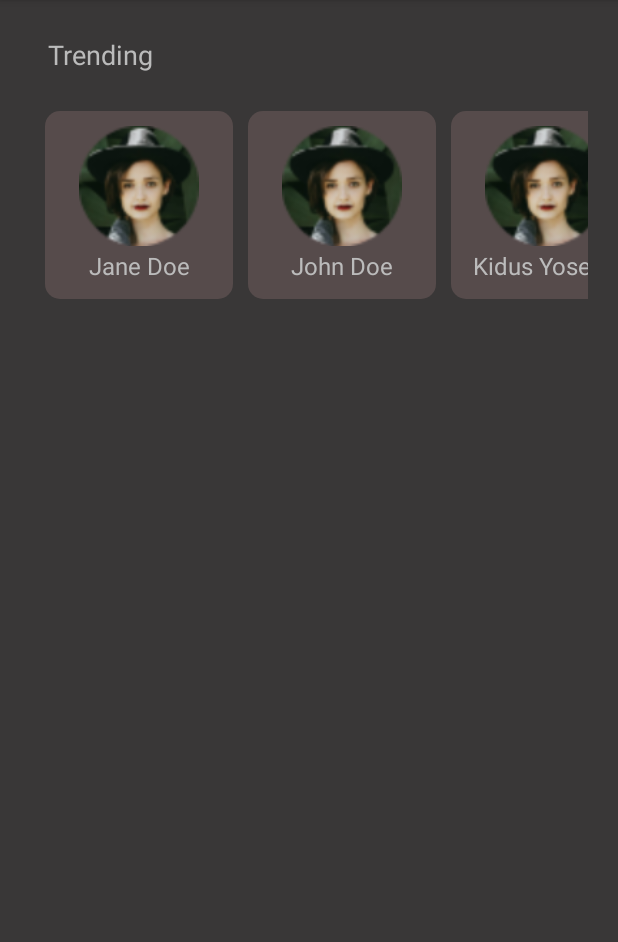
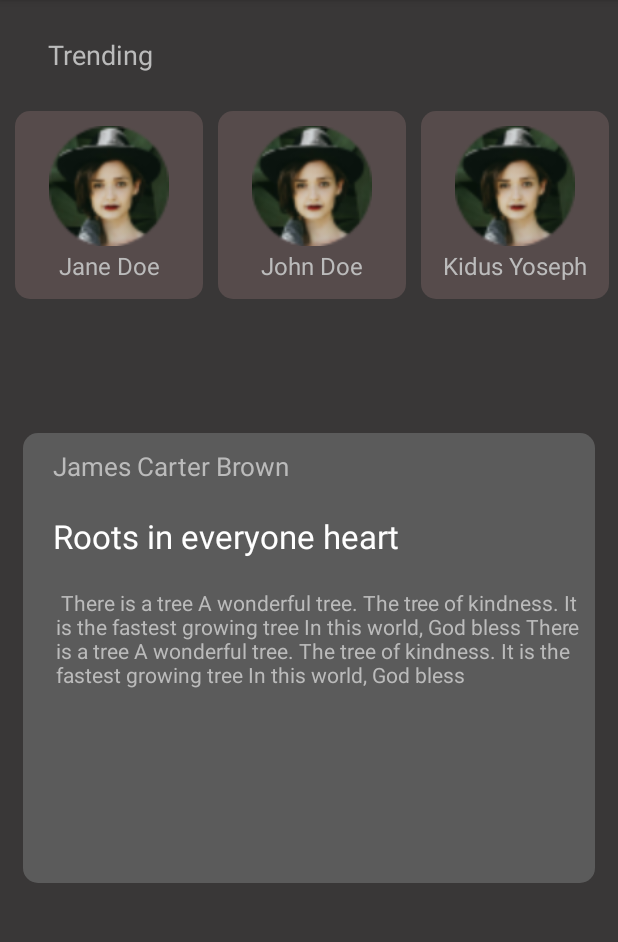
Before and after one commit to Team-Solvers/Poet, an Android app: the screen it shows after launch (MainActivity), on a phone screen of 412 x 824 dp, the part 84-1026 px from its top. Run offline under Robolectric (Android 15) with nearby library versions, the phone set to English and light mode, and no system bars.

Commit message:
post cards implemented with swipable view

```diff
--- a/app/build.gradle
+++ b/app/build.gradle
@@ -52,7 +52,7 @@ dependencies {
     implementation 'com.google.firebase:firebase-auth'
     implementation 'com.google.android.gms:play-services-auth:19.0.0'
 
-    //navigation drawer
+    //navigation drawer and swipeable viewpager 2
     implementation 'com.google.android.material:material:1.2.0-alpha04'
 
 }
--- a/app/src/main/java/com/nkle/poet/MainActivity.kt
+++ b/app/src/main/java/com/nkle/poet/MainActivity.kt
@@ -7,6 +7,7 @@ import androidx.appcompat.app.ActionBarDrawerToggle
 import androidx.drawerlayout.widget.DrawerLayout
 import androidx.recyclerview.widget.LinearLayoutManager
 import androidx.recyclerview.widget.RecyclerView
+import androidx.viewpager2.widget.ViewPager2
 
 class MainActivity : AppCompatActivity() {
     lateinit var toggle : ActionBarDrawerToggle
@@ -25,6 +26,7 @@ class MainActivity : AppCompatActivity() {
 
 
         //adding trending cards recycler view demo data
+        //doit: wrap images with other layout and give padding to it to give the red colors
         var trendingCards = mutableListOf(
                 TrendingCard("imagePath","Jane Doe"),
                 TrendingCard("imagePath","John Doe"),
@@ -38,6 +40,18 @@ class MainActivity : AppCompatActivity() {
         mainTrendingRecyclerView.adapter = mainTrendingCardAdapter;
         mainTrendingRecyclerView.layoutManager = LinearLayoutManager(this, LinearLayoutManager.HORIZONTAL, false);
 
+        //adding post_cards with swipable view demo data
+        var posts = mutableListOf(
+                Post("James Carter Brown","Roots in everyone heart","Content"),
+                Post("James Carter Brown","Roots in everyone heart","Content"),
+                Post("James Carter Brown","Roots in everyone heart","Content")
+        )
+
+        val postCards : ViewPager2 = findViewById(R.id.post_cards)
+        val mainPostSwipableAdapter = PostCardAdapter(posts)
+        postCards.adapter = mainPostSwipableAdapter
+
+
     }
 
     override fun onOptionsItemSelected(item: MenuItem): Boolean {
--- /dev/null
+++ b/app/src/main/java/com/nkle/poet/Post.kt
@@ -0,0 +1,3 @@
+package com.nkle.poet
+
+data class Post(val postAuthor: String,val postTitle: String, val postContent : String)
--- /dev/null
+++ b/app/src/main/java/com/nkle/poet/PostCardAdapter.kt
@@ -0,0 +1,37 @@
+package com.nkle.poet
+
+import android.view.LayoutInflater
+import android.view.View
+import android.view.ViewGroup
+import android.widget.TextView
+import androidx.recyclerview.widget.RecyclerView
+
+class PostCardAdapter (var posts : List<Post>) : RecyclerView.Adapter<PostCardAdapter.PostCardViewHolder>(){
+
+    inner class PostCardViewHolder(view : View)  : RecyclerView.ViewHolder(view) {
+        val postAuthor: TextView = view.findViewById(R.id.post_author)
+        val postTitle: TextView = view.findViewById(R.id.post_title)
+        val postContent : TextView = view.findViewById(R.id.post_content)
+    }
+
+    override fun onCreateViewHolder(viewGroup: ViewGroup, viewType: Int): PostCardViewHolder {
+        // Create a new view, which defines the UI of the list item
+        val view = LayoutInflater.from(viewGroup.context)
+            .inflate(R.layout.item_posts, viewGroup, false)
+
+        return PostCardViewHolder(view)
+    }
+
+    override fun getItemCount() = posts.size
+
+    override fun onBindViewHolder(viewHolder: PostCardViewHolder, position: Int) {
+
+//         Get element from your dataset at this position and replace the
+//         contents of the view with that element
+        viewHolder.apply {
+            postAuthor.text = posts[position].postAuthor
+            postTitle.text = posts[position].postTitle
+            postContent.setText(R.string.post_content);
+        }
+    }
+}
--- /dev/null
+++ b/app/src/main/res/drawable/rounded_post_cards.xml
@@ -0,0 +1,6 @@
+<?xml version="1.0" encoding="UTF-8"?>
+<shape xmlns:android="http://schemas.android.com/apk/res/android">
+    <solid android:color="@color/post_card_background"/>
+    <corners android:radius="10dp"/>
+    <padding android:left="0dp" android:top="0dp" android:right="0dp" android:bottom="0dp" />
+</shape>
--- a/app/src/main/res/layout/activity_main.xml
+++ b/app/src/main/res/layout/activity_main.xml
@@ -28,11 +28,28 @@
             android:id="@+id/rvTrendingCards"
             android:layout_width="match_parent"
             android:layout_height="0dp"
-            android:layout_margin="20dp"
+            android:layout_marginTop="20dp"
             app:layout_constraintEnd_toEndOf="parent"
             app:layout_constraintHorizontal_bias="0.0"
             app:layout_constraintStart_toStartOf="parent"
             app:layout_constraintTop_toBottomOf="@+id/textView2" />
+
+        <LinearLayout
+            android:layout_width="match_parent"
+            android:layout_height="390dp"
+            app:layout_constraintBottom_toBottomOf="parent"
+            app:layout_constraintEnd_toEndOf="parent"
+            app:layout_constraintHorizontal_bias="0.5"
+            app:layout_constraintStart_toStartOf="parent"
+            app:layout_constraintTop_toBottomOf="@+id/rvTrendingCards">
+
+            <androidx.viewpager2.widget.ViewPager2
+                android:id="@+id/post_cards"
+                android:layout_width="match_parent"
+                android:layout_height="wrap_content"
+                app:layout_constraintBottom_toBottomOf="parent"
+                app:layout_constraintTop_toBottomOf="@+id/rvTrendingCards" />
+        </LinearLayout>
 
     </androidx.constraintlayout.widget.ConstraintLayout>
 
--- /dev/null
+++ b/app/src/main/res/layout/item_posts.xml
@@ -0,0 +1,50 @@
+<?xml version="1.0" encoding="utf-8"?>
+<androidx.constraintlayout.widget.ConstraintLayout xmlns:android="http://schemas.android.com/apk/res/android"
+    xmlns:app="http://schemas.android.com/apk/res-auto"
+    xmlns:tools="http://schemas.android.com/tools"
+    android:layout_width="match_parent"
+    android:layout_height="match_parent">
+
+    <LinearLayout
+        android:background="@drawable/rounded_post_cards"
+        android:layout_width="match_parent"
+        android:layout_height="300dp"
+        android:layout_marginLeft="15dp"
+        android:layout_marginRight="15dp"
+        android:orientation="vertical"
+        app:layout_constraintBottom_toBottomOf="parent"
+        app:layout_constraintEnd_toEndOf="parent"
+        app:layout_constraintStart_toStartOf="parent"
+        app:layout_constraintTop_toTopOf="parent">
+
+        <TextView
+            android:id="@+id/post_author"
+            android:layout_width="wrap_content"
+            android:layout_height="wrap_content"
+            android:layout_marginLeft="20dp"
+            android:layout_marginTop="10dp"
+            android:text="@string/post_author"
+            android:textColor="@color/text_grey"
+            android:textSize="17sp"/>
+
+        <TextView
+            android:id="@+id/post_title"
+            android:layout_width="wrap_content"
+            android:layout_height="wrap_content"
+            android:text="@string/post_title"
+            android:layout_margin="20dp"
+            android:textColor="@color/white"
+            android:textSize="22sp"/>
+
+        <TextView
+            android:id="@+id/post_content"
+            android:textColor="@color/text_grey"
+            android:paddingLeft="22dp"
+            android:layout_width="match_parent"
+            android:layout_height="wrap_content"
+            android:text="@string/post_content"/>
+
+
+    </LinearLayout>
+
+</androidx.constraintlayout.widget.ConstraintLayout>
--- a/app/src/main/res/values/colors.xml
+++ b/app/src/main/res/values/colors.xml
@@ -11,6 +11,7 @@
     <color name="main_theme_color">#393737</color>
 
     <color name="trending_card_background">#564B4B</color>
+    <color name="post_card_background">#5B5B5B</color>
 
 <!--    splash screen colors -->
 
--- a/app/src/main/res/values/strings.xml
+++ b/app/src/main/res/values/strings.xml
@@ -3,4 +3,22 @@
     <string name="trending_header">Trending</string>
     <string name="drawer_open">Open</string>
     <string name="drawer_close">Close</string>
+
+<!--    post dummy data-->
+    <string name="post_author">James Carter Brown</string>
+    <string name="post_title">Roots in everyone heart</string>
+    <string name="post_content">
+        <br>There is a tree</br>
+        <br>A wonderful tree.</br>
+        <br>The tree of kindness.</br>
+        <br>It is the fastest growing tree</br>
+        <br>In this world, God bless</br>
+        <br>There is a tree</br>
+        <br>A wonderful tree.</br>
+        <br>The tree of kindness.</br>
+        <br>It is the fastest growing tree</br>
+        <br>In this world, God bless</br>
+
+    </string>
+
 </resources>
```
